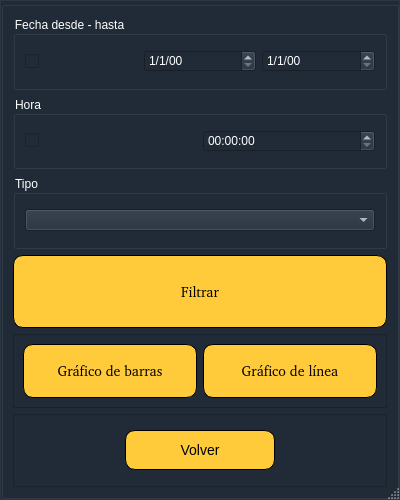
valetobares11/EmergencyDispatcher, file OnlineRoutingMapper_dialog_base_estadisticas.ui: the form before one commit.
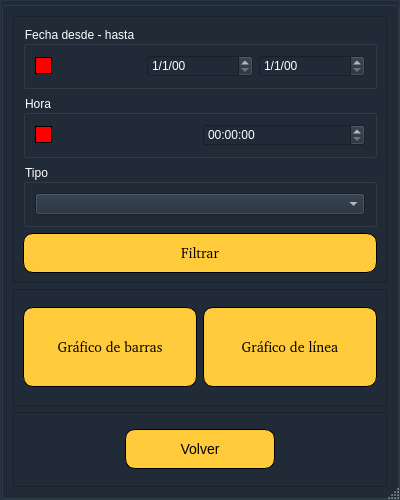
The form after the commit. Custom widgets are drawn as their Qt base class.

Commit message: Cambios en ui de estadisticas

The edit to the form file:
```diff
--- a/OnlineRoutingMapper_dialog_base_estadisticas.ui
+++ b/OnlineRoutingMapper_dialog_base_estadisticas.ui
@@ -109,6 +109,97 @@
           <height>500</height>
          </size>
         </property>
+        <property name="palette">
+         <palette>
+          <active>
+           <colorrole role="Button">
+            <brush brushstyle="SolidPattern">
+             <color alpha="255">
+              <red>33</red>
+              <green>43</green>
+              <blue>56</blue>
+             </color>
+            </brush>
+           </colorrole>
+           <colorrole role="Base">
+            <brush brushstyle="SolidPattern">
+             <color alpha="255">
+              <red>255</red>
+              <green>255</green>
+              <blue>255</blue>
+             </color>
+            </brush>
+           </colorrole>
+           <colorrole role="Window">
+            <brush brushstyle="SolidPattern">
+             <color alpha="255">
+              <red>33</red>
+              <green>43</green>
+              <blue>56</blue>
+             </color>
+            </brush>
+           </colorrole>
+          </active>
+          <inactive>
+           <colorrole role="Button">
+            <brush brushstyle="SolidPattern">
+             <color alpha="255">
+              <red>33</red>
+              <green>43</green>
+              <blue>56</blue>
+             </color>
+            </brush>
+           </colorrole>
+           <colorrole role="Base">
+            <brush brushstyle="SolidPattern">
+             <color alpha="255">
+              <red>255</red>
+              <green>255</green>
+              <blue>255</blue>
+             </color>
+            </brush>
+           </colorrole>
+           <colorrole role="Window">
+            <brush brushstyle="SolidPattern">
+             <color alpha="255">
+              <red>33</red>
+              <green>43</green>
+              <blue>56</blue>
+             </color>
+            </brush>
+           </colorrole>
+          </inactive>
+          <disabled>
+           <colorrole role="Button">
+            <brush brushstyle="SolidPattern">
+             <color alpha="255">
+              <red>33</red>
+              <green>43</green>
+              <blue>56</blue>
+             </color>
+            </brush>
+           </colorrole>
+           <colorrole role="Base">
+            <brush brushstyle="SolidPattern">
+             <color alpha="255">
+              <red>33</red>
+              <green>43</green>
+              <blue>56</blue>
+             </color>
+            </brush>
+           </colorrole>
+           <colorrole role="Window">
+            <brush brushstyle="SolidPattern">
+             <color alpha="255">
+              <red>33</red>
+              <green>43</green>
+              <blue>56</blue>
+             </color>
+            </brush>
+           </colorrole>
+          </disabled>
+         </palette>
+        </property>
         <property name="tabletTracking">
          <bool>true</bool>
         </property>
@@ -120,6 +211,15 @@
         </property>
         <layout class="QVBoxLayout" name="verticalLayout">
          <item>
+          <widget class="QFrame" name="frame_4">
+           <property name="frameShape">
+            <enum>QFrame::StyledPanel</enum>
+           </property>
+           <property name="frameShadow">
+            <enum>QFrame::Raised</enum>
+           </property>
+           <layout class="QVBoxLayout" name="verticalLayout_2">
+            <item>
           <widget class="QGroupBox" name="groupBox_2">
            <property name="palette">
             <palette>
@@ -341,9 +441,9 @@
                  <colorrole role="WindowText">
                   <brush brushstyle="SolidPattern">
                    <color alpha="255">
-                    <red>255</red>
-                    <green>255</green>
-                    <blue>255</blue>
+                       <red>0</red>
+                       <green>0</green>
+                       <blue>0</blue>
                    </color>
                   </brush>
                  </colorrole>
@@ -359,18 +459,18 @@
                  <colorrole role="Text">
                   <brush brushstyle="SolidPattern">
                    <color alpha="255">
-                    <red>255</red>
-                    <green>255</green>
-                    <blue>255</blue>
+                       <red>0</red>
+                       <green>0</green>
+                       <blue>0</blue>
                    </color>
                   </brush>
                  </colorrole>
                  <colorrole role="ButtonText">
                   <brush brushstyle="SolidPattern">
                    <color alpha="255">
-                    <red>255</red>
-                    <green>255</green>
-                    <blue>255</blue>
+                       <red>0</red>
+                       <green>0</green>
+                       <blue>0</blue>
                    </color>
                   </brush>
                  </colorrole>
@@ -395,9 +495,9 @@
                  <colorrole role="PlaceholderText">
                   <brush brushstyle="SolidPattern">
                    <color alpha="255">
-                    <red>255</red>
-                    <green>255</green>
-                    <blue>255</blue>
+                       <red>0</red>
+                       <green>0</green>
+                       <blue>0</blue>
                    </color>
                   </brush>
                  </colorrole>
@@ -406,9 +506,9 @@
                  <colorrole role="WindowText">
                   <brush brushstyle="SolidPattern">
                    <color alpha="255">
-                    <red>255</red>
-                    <green>255</green>
-                    <blue>255</blue>
+                       <red>0</red>
+                       <green>0</green>
+                       <blue>0</blue>
                    </color>
                   </brush>
                  </colorrole>
@@ -424,18 +524,18 @@
                  <colorrole role="Text">
                   <brush brushstyle="SolidPattern">
                    <color alpha="255">
-                    <red>255</red>
-                    <green>255</green>
-                    <blue>255</blue>
+                       <red>0</red>
+                       <green>0</green>
+                       <blue>0</blue>
                    </color>
                   </brush>
                  </colorrole>
                  <colorrole role="ButtonText">
                   <brush brushstyle="SolidPattern">
                    <color alpha="255">
-                    <red>255</red>
-                    <green>255</green>
-                    <blue>255</blue>
+                       <red>0</red>
+                       <green>0</green>
+                       <blue>0</blue>
                    </color>
                   </brush>
                  </colorrole>
@@ -460,9 +560,9 @@
                  <colorrole role="PlaceholderText">
                   <brush brushstyle="SolidPattern">
                    <color alpha="255">
-                    <red>255</red>
-                    <green>255</green>
-                    <blue>255</blue>
+                       <red>0</red>
+                       <green>0</green>
+                       <blue>0</blue>
                    </color>
                   </brush>
                  </colorrole>
@@ -471,9 +571,9 @@
                  <colorrole role="WindowText">
                   <brush brushstyle="SolidPattern">
                    <color alpha="255">
-                    <red>255</red>
-                    <green>255</green>
-                    <blue>255</blue>
+                       <red>0</red>
+                       <green>0</green>
+                       <blue>0</blue>
                    </color>
                   </brush>
                  </colorrole>
@@ -489,18 +589,18 @@
                  <colorrole role="Text">
                   <brush brushstyle="SolidPattern">
                    <color alpha="255">
-                    <red>255</red>
-                    <green>255</green>
-                    <blue>255</blue>
+                       <red>0</red>
+                       <green>0</green>
+                       <blue>0</blue>
                    </color>
                   </brush>
                  </colorrole>
                  <colorrole role="ButtonText">
                   <brush brushstyle="SolidPattern">
                    <color alpha="255">
-                    <red>255</red>
-                    <green>255</green>
-                    <blue>255</blue>
+                       <red>0</red>
+                       <green>0</green>
+                       <blue>0</blue>
                    </color>
                   </brush>
                  </colorrole>
@@ -525,20 +625,63 @@
                  <colorrole role="PlaceholderText">
                   <brush brushstyle="SolidPattern">
                    <color alpha="255">
-                    <red>255</red>
-                    <green>255</green>
-                    <blue>255</blue>
+                       <red>0</red>
+                       <green>0</green>
+                       <blue>0</blue>
                    </color>
                   </brush>
                  </colorrole>
                 </disabled>
                </palette>
               </property>
+                 <property name="font">
+                  <font>
+                   <family>Sarai</family>
+                   <pointsize>1</pointsize>
+                   <kerning>false</kerning>
+                  </font>
+                 </property>
+                 <property name="focusPolicy">
+                  <enum>Qt::NoFocus</enum>
+                 </property>
+                 <property name="contextMenuPolicy">
+                  <enum>Qt::DefaultContextMenu</enum>
+                 </property>
+                 <property name="acceptDrops">
+                  <bool>false</bool>
+                 </property>
               <property name="accessibleDescription">
                <string/>
               </property>
               <property name="styleSheet">
-               <string notr="true">color: white;</string>
+                  <string notr="true">/* Estilo general del QCheckBox */
+QCheckBox {
+    color: black; /* Color del texto */
+}
+
+/* Estilo del indicador */
+QCheckBox::indicator {
+    width: 15px;
+    height: 15px;
+}
+
+/* Estilo del indicador cuando está desmarcado */
+QCheckBox::indicator:unchecked {
+    background-color: red;
+    border: 1px solid black;
+}
+
+/* Estilo del indicador cuando está marcado */
+QCheckBox::indicator:checked {
+    background-color: green;
+    border: 1px solid black;
+}
+
+/* Estilo del indicador cuando está deshabilitado */
+QCheckBox::indicator:disabled {
+    background-color: gray;
+    border: 1px solid black;
+}</string>
               </property>
               <property name="text">
                <string/>
@@ -588,9 +731,9 @@
                  <colorrole role="WindowText">
                   <brush brushstyle="SolidPattern">
                    <color alpha="255">
-                    <red>255</red>
-                    <green>255</green>
-                    <blue>255</blue>
+                       <red>0</red>
+                       <green>0</green>
+                       <blue>0</blue>
                    </color>
                   </brush>
                  </colorrole>
@@ -642,9 +785,9 @@
                  <colorrole role="Text">
                   <brush brushstyle="SolidPattern">
                    <color alpha="255">
-                    <red>255</red>
-                    <green>255</green>
-                    <blue>255</blue>
+                       <red>0</red>
+                       <green>0</green>
+                       <blue>0</blue>
                    </color>
                   </brush>
                  </colorrole>
@@ -660,9 +803,9 @@
                  <colorrole role="ButtonText">
                   <brush brushstyle="SolidPattern">
                    <color alpha="255">
-                    <red>255</red>
-                    <green>255</green>
-                    <blue>255</blue>
+                       <red>0</red>
+                       <green>0</green>
+                       <blue>0</blue>
                    </color>
                   </brush>
                  </colorrole>
@@ -723,9 +866,9 @@
                  <colorrole role="PlaceholderText">
                   <brush brushstyle="SolidPattern">
                    <color alpha="255">
-                    <red>255</red>
-                    <green>255</green>
-                    <blue>255</blue>
+                       <red>0</red>
+                       <green>0</green>
+                       <blue>0</blue>
                    </color>
                   </brush>
                  </colorrole>
@@ -734,9 +877,9 @@
                  <colorrole role="WindowText">
                   <brush brushstyle="SolidPattern">
                    <color alpha="255">
-                    <red>255</red>
-                    <green>255</green>
-                    <blue>255</blue>
+                       <red>0</red>
+                       <green>0</green>
+                       <blue>0</blue>
                    </color>
                   </brush>
                  </colorrole>
@@ -788,9 +931,9 @@
                  <colorrole role="Text">
                   <brush brushstyle="SolidPattern">
                    <color alpha="255">
-                    <red>255</red>
-                    <green>255</green>
-                    <blue>255</blue>
+                       <red>0</red>
+                       <green>0</green>
+                       <blue>0</blue>
                    </color>
                   </brush>
                  </colorrole>
@@ -806,9 +949,9 @@
                  <colorrole role="ButtonText">
                   <brush brushstyle="SolidPattern">
                    <color alpha="255">
-                    <red>255</red>
-                    <green>255</green>
-                    <blue>255</blue>
+                       <red>0</red>
+                       <green>0</green>
+                       <blue>0</blue>
                    </color>
                   </brush>
                  </colorrole>
@@ -869,9 +1012,9 @@
                  <colorrole role="PlaceholderText">
                   <brush brushstyle="SolidPattern">
                    <color alpha="255">
-                    <red>255</red>
-                    <green>255</green>
-                    <blue>255</blue>
+                       <red>0</red>
+                       <green>0</green>
+                       <blue>0</blue>
                    </color>
                   </brush>
                  </colorrole>
@@ -880,9 +1023,9 @@
                  <colorrole role="WindowText">
                   <brush brushstyle="SolidPattern">
                    <color alpha="255">
-                    <red>255</red>
-                    <green>255</green>
-                    <blue>255</blue>
+                       <red>0</red>
+                       <green>0</green>
+                       <blue>0</blue>
                    </color>
                   </brush>
                  </colorrole>
@@ -934,9 +1077,9 @@
                  <colorrole role="Text">
                   <brush brushstyle="SolidPattern">
                    <color alpha="255">
-                    <red>255</red>
-                    <green>255</green>
-                    <blue>255</blue>
+                       <red>0</red>
+                       <green>0</green>
+                       <blue>0</blue>
                    </color>
                   </brush>
                  </colorrole>
@@ -952,9 +1095,9 @@
                  <colorrole role="ButtonText">
                   <brush brushstyle="SolidPattern">
                    <color alpha="255">
-                    <red>255</red>
-                    <green>255</green>
-                    <blue>255</blue>
+                       <red>0</red>
+                       <green>0</green>
+                       <blue>0</blue>
                    </color>
                   </brush>
                  </colorrole>
@@ -1015,15 +1158,45 @@
                  <colorrole role="PlaceholderText">
                   <brush brushstyle="SolidPattern">
                    <color alpha="255">
-                    <red>255</red>
-                    <green>255</green>
-                    <blue>255</blue>
+                       <red>0</red>
+                       <green>0</green>
+                       <blue>0</blue>
                    </color>
                   </brush>
                  </colorrole>
                 </disabled>
                </palette>
               </property>
+                 <property name="styleSheet">
+                  <string notr="true">/* Estilo general del QCheckBox */
+QCheckBox {
+    color: black; /* Color del texto */
+}
+
+/* Estilo del indicador */
+QCheckBox::indicator {
+    width: 15px;
+    height: 15px;
+}
+
+/* Estilo del indicador cuando está desmarcado */
+QCheckBox::indicator:unchecked {
+    background-color: red;
+    border: 1px solid black;
+}
+
+/* Estilo del indicador cuando está marcado */
+QCheckBox::indicator:checked {
+    background-color: green;
+    border: 1px solid black;
+}
+
+/* Estilo del indicador cuando está deshabilitado */
+QCheckBox::indicator:disabled {
+    background-color: gray;
+    border: 1px solid black;
+}</string>
+                 </property>
               <property name="text">
                <string/>
               </property>
@@ -1065,8 +1238,8 @@
           <widget class="QPushButton" name="button_filtrar">
            <property name="minimumSize">
             <size>
-             <width>0</width>
-             <height>0</height>
+                <width>50</width>
+                <height>40</height>
             </size>
            </property>
            <property name="maximumSize">
@@ -1098,6 +1271,9 @@
            </property>
           </widget>
          </item>
+           </layout>
+          </widget>
+         </item>
          <item>
           <widget class="QFrame" name="frame_3">
            <property name="frameShape">
@@ -1111,8 +1287,8 @@
              <widget class="QPushButton" name="button_graficos_barra">
               <property name="minimumSize">
                <size>
-                <width>0</width>
-                <height>0</height>
+                <width>50</width>
+                <height>40</height>
                </size>
               </property>
               <property name="maximumSize">
@@ -1148,8 +1324,8 @@
              <widget class="QPushButton" name="button_graficos_linea">
               <property name="minimumSize">
                <size>
-                <width>0</width>
-                <height>0</height>
+                <width>50</width>
+                <height>40</height>
                </size>
               </property>
               <property name="maximumSize">
```
Left out of the diff: 2 changed lines with no effect on the pictures. Lines whose indentation alone changed are shown as unchanged. The commit also changes 1 other file.
